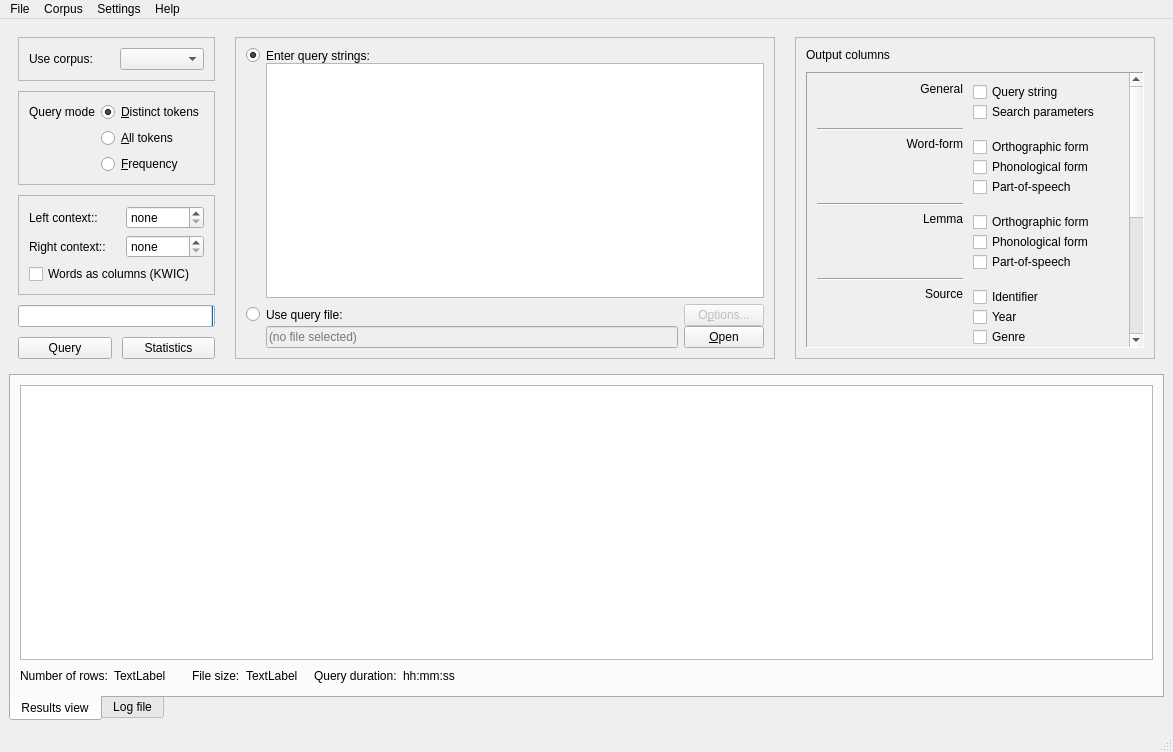
The window that coquery/gui/coquery.ui (gkunter/coquery) describes before a commit, drawn with Qt 5.
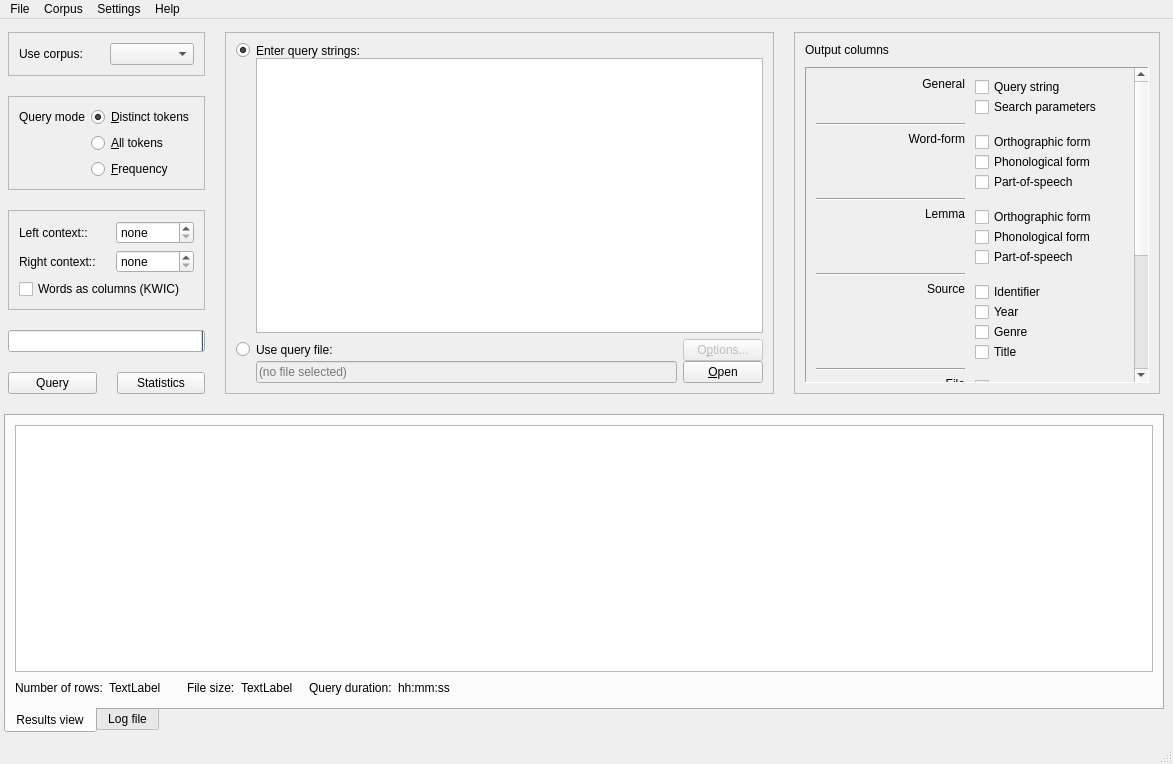
The same window after the commit. Icons and pictures are not drawn.

The edit to the form file:
```diff
--- a/coquery/gui/coquery.ui
+++ b/coquery/gui/coquery.ui
@@ -7,7 +7,7 @@
     <x>0</x>
     <y>0</y>
     <width>1173</width>
-    <height>752</height>
+    <height>764</height>
    </rect>
   </property>
   <property name="windowTitle">
@@ -18,6 +18,12 @@
   </property>
   <widget class="QWidget" name="centralwidget">
    <layout class="QVBoxLayout" name="verticalLayout_9">
+    <property name="spacing">
+     <number>10</number>
+    </property>
+    <property name="leftMargin">
+     <number>4</number>
+    </property>
     <item>
      <widget class="QFrame" name="options_area">
       <property name="sizePolicy">
@@ -36,6 +42,18 @@
        <property name="spacing">
         <number>20</number>
        </property>
+       <property name="leftMargin">
+        <number>4</number>
+       </property>
+       <property name="topMargin">
+        <number>4</number>
+       </property>
+       <property name="rightMargin">
+        <number>4</number>
+       </property>
+       <property name="bottomMargin">
+        <number>10</number>
+       </property>
        <item>
         <widget class="QWidget" name="general_settings" native="true">
          <property name="sizePolicy">
@@ -46,7 +64,7 @@
          </property>
          <layout class="QVBoxLayout" name="corpus_settings">
           <property name="spacing">
-           <number>10</number>
+           <number>20</number>
           </property>
           <property name="margin">
            <number>0</number>
@@ -382,6 +400,19 @@
             </property>
            </spacer>
           </item>
+          <item>
+           <spacer name="verticalSpacer_5">
+            <property name="orientation">
+             <enum>Qt::Vertical</enum>
+            </property>
+            <property name="sizeHint" stdset="0">
+             <size>
+              <width>20</width>
+              <height>40</height>
+             </size>
+            </property>
+           </spacer>
+          </item>
           <item>
            <widget class="QProgressBar" name="progress_bar">
             <property name="enabled">
@@ -1265,7 +1296,7 @@
      </widget>
     </item>
     <item>
-     <widget class="QTabWidget" name="tabWidget">
+     <widget class="QTabWidget" name="tabbed_views">
       <property name="sizePolicy">
        <sizepolicy hsizetype="Expanding" vsizetype="Expanding">
         <horstretch>0</horstretch>
```
